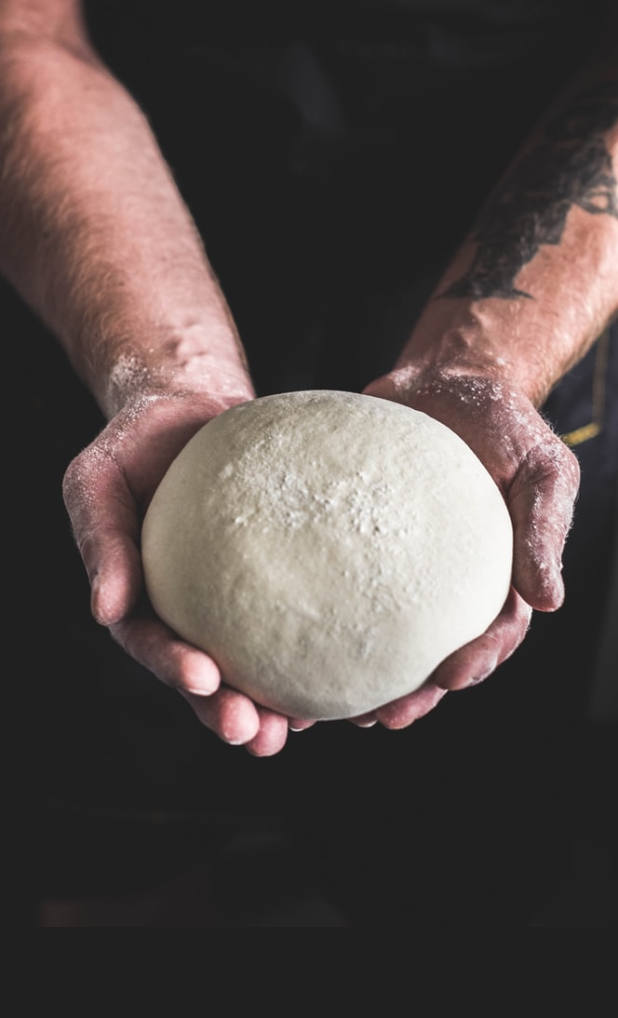
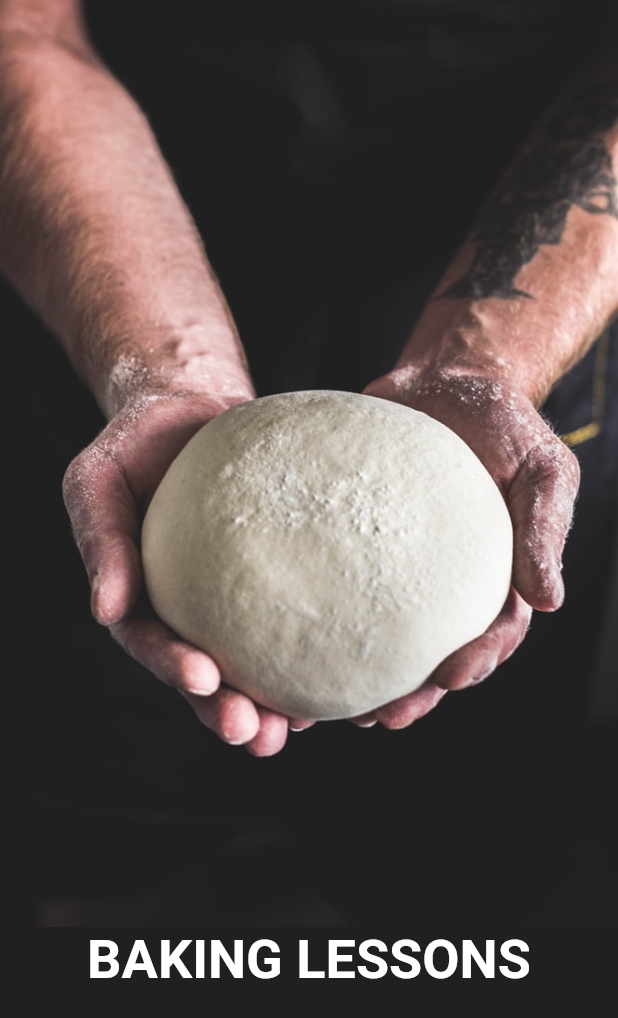
Before and after one commit to ten66/tfw_auth_screen, a Flutter app: the screen it shows after launch, on a phone screen of 412 x 824 dp. Shown: the top 1018 px of the screen. Run offline on Flutter 3.47's test engine with Material 2 defaults, Android fonts, the phone set to English and light mode, and no system bars.

Commit message:
#1 テキストの追加とThemeDataのプロパティ追加

```diff
--- a/lib/main.dart
+++ b/lib/main.dart
@@ -13,13 +13,23 @@ class MyApp extends StatelessWidget {
     return MaterialApp(
       title: 'Auth Screen 1',
       theme: ThemeData(
+        // brightness: Brightness.dark,
         scaffoldBackgroundColor: kBackgroundColor,
-        colorScheme: ColorScheme.light(
+        colorScheme: const ColorScheme.dark(
           primary: kPrimaryColor,
+        ),
+        textTheme: const TextTheme(
+          displaySmall: TextStyle(
+            color: Colors.white,
+            fontWeight: FontWeight.bold,
+          ),
+          labelLarge: TextStyle(
+            color: kPrimaryColor,
+          ),
         ),
         useMaterial3: true,
       ),
-      home: WelcomeScreen(),
+      home: const WelcomeScreen(),
     );
   }
 }
@@ -35,7 +45,7 @@ class WelcomeScreen extends StatelessWidget {
           Expanded(
             flex: 3,
             child: Container(
-              decoration: BoxDecoration(
+              decoration: const BoxDecoration(
                 image: DecorationImage(
                   image: AssetImage('assets/perosn.jpeg'),
                   fit: BoxFit.cover,
@@ -44,7 +54,20 @@ class WelcomeScreen extends StatelessWidget {
             ),
           ),
           Expanded(
-            child: Column(),
+            child: Column(
+              children: [
+                RichText(
+                  text: TextSpan(
+                    children: [
+                      TextSpan(
+                        text: 'BAKING LESSONS',
+                        style: Theme.of(context).textTheme.displaySmall,
+                      ),
+                    ],
+                  ),
+                ),
+              ],
+            ),
           ),
         ],
       ),
```
